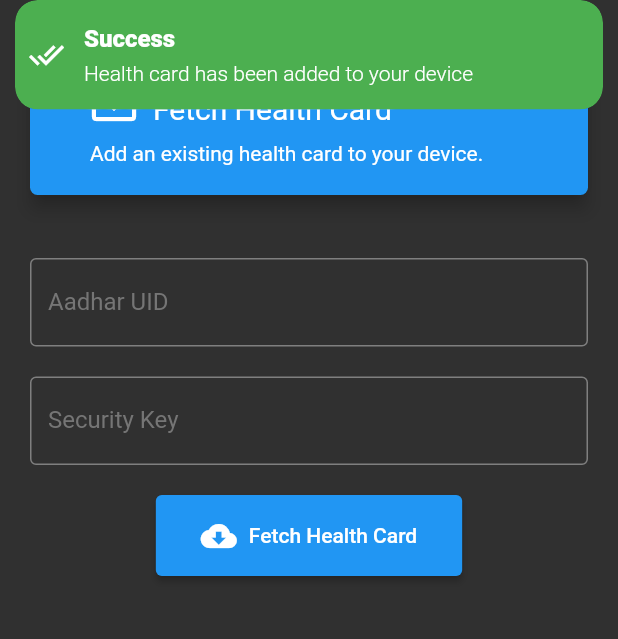
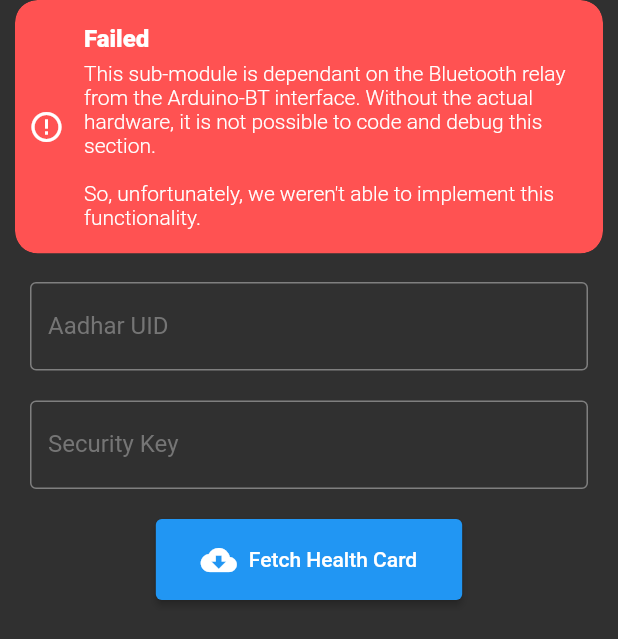
Before and after one commit to Az-21/universal-health-card, a Flutter app: the SyncHealthCard screen opened directly, after a tap on "Fetch Health Card", on a phone screen of 412 x 824 dp. Shown: the top 639 px of the screen. Run offline on Flutter 3.47's test engine with Material 2 defaults, Android fonts, the light colour scheme and no system bars; our stand-ins replace cloud_firestore, firebase_auth, firebase_core, flutter_markdown, font_awesome_flutter, get and 4 more; missing offline and left inert: awesome_card, flutter_card_swipper, maps_launcher, markdown_editable_textinput, pattern_formatter; accounts and stored records are empty.

Commit message:
📶 modified fetch section + current limitation snackbar

```diff
--- a/lib/src/healthCard/sync_health_card.dart
+++ b/lib/src/healthCard/sync_health_card.dart
@@ -46,13 +46,13 @@ class FetchHealthCardForm extends StatelessWidget {
                   children: [
                     const SizedBox(width: 20),
                     const Icon(
-                      Icons.system_update_alt,
+                      Icons.bluetooth_connected_sharp,
                       color: Colors.white,
                       size: 32,
                     ),
                     const SizedBox(width: 10),
                     const Text(
-                      'Fetch Health Card',
+                      'Scan RFID Health Card',
                       style: TextStyle(
                         fontSize: 20,
                         color: Colors.white,
@@ -67,7 +67,7 @@ class FetchHealthCardForm extends StatelessWidget {
                 Container(
                   padding: const EdgeInsets.symmetric(horizontal: 20),
                   child: const Text(
-                    'Add an existing health card to your device.',
+                    'Add an existing health card to your device using RFID health card via Arduino-BT relay.',
                     style: TextStyle(color: Colors.white),
                   ),
                 ),
@@ -155,9 +155,8 @@ class _HealthCardSyncFormState extends State<HealthCardSyncForm> {
             icon: const Icon(Icons.cloud_download),
             label: const Text('Fetch Health Card'),
             onPressed: () {
-              // TODO: validator here -> 4 digit key, 12 digit aadhar...
               // TODO: firebase push here
-              isFirebaseSuccess = true;
+              isFirebaseSuccess = false;
               if (isFirebaseSuccess) {
                 infoSnackbar('Success',
                     'Health card has been added to your device', true);
@@ -167,7 +166,9 @@ class _HealthCardSyncFormState extends State<HealthCardSyncForm> {
                 formAadhar.text = '';
               } else {
                 infoSnackbar(
-                    'Failed', 'Please check your internet connection', false);
+                    'Failed',
+                    'This sub-module is dependant on the Bluetooth relay from the Arduino-BT interface. Without the actual hardware, it is not possible to code and debug this section.\n\nSo, unfortunately, we weren\'t able to implement this functionality.',
+                    false);
               }
             },
           ),
```
